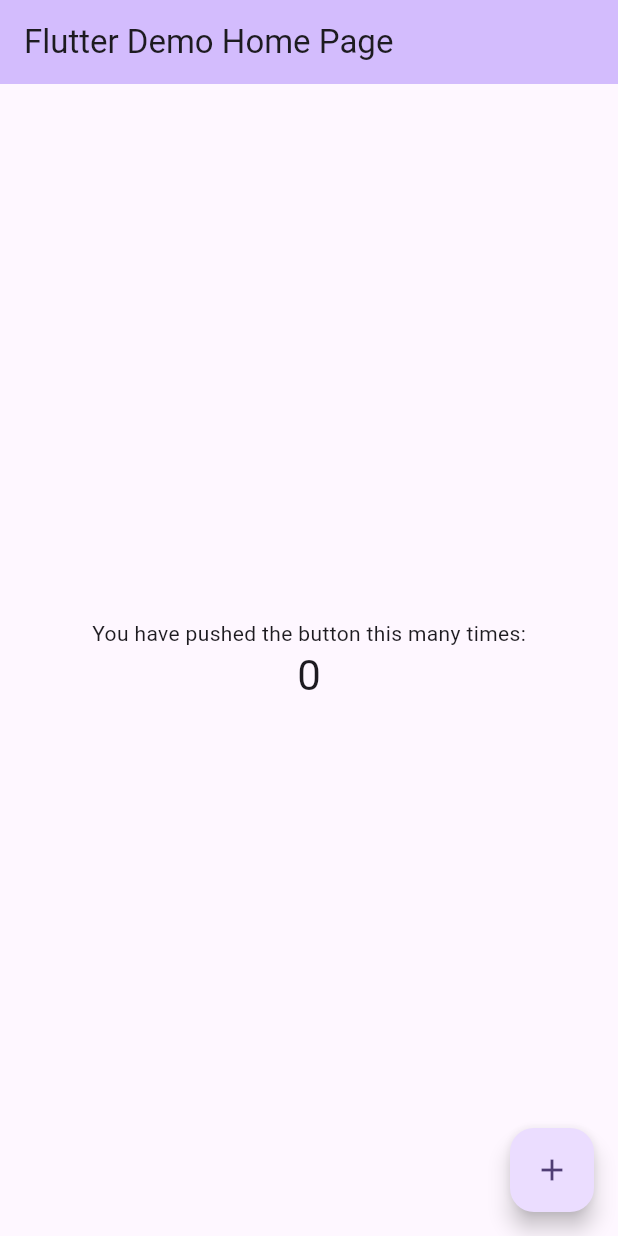
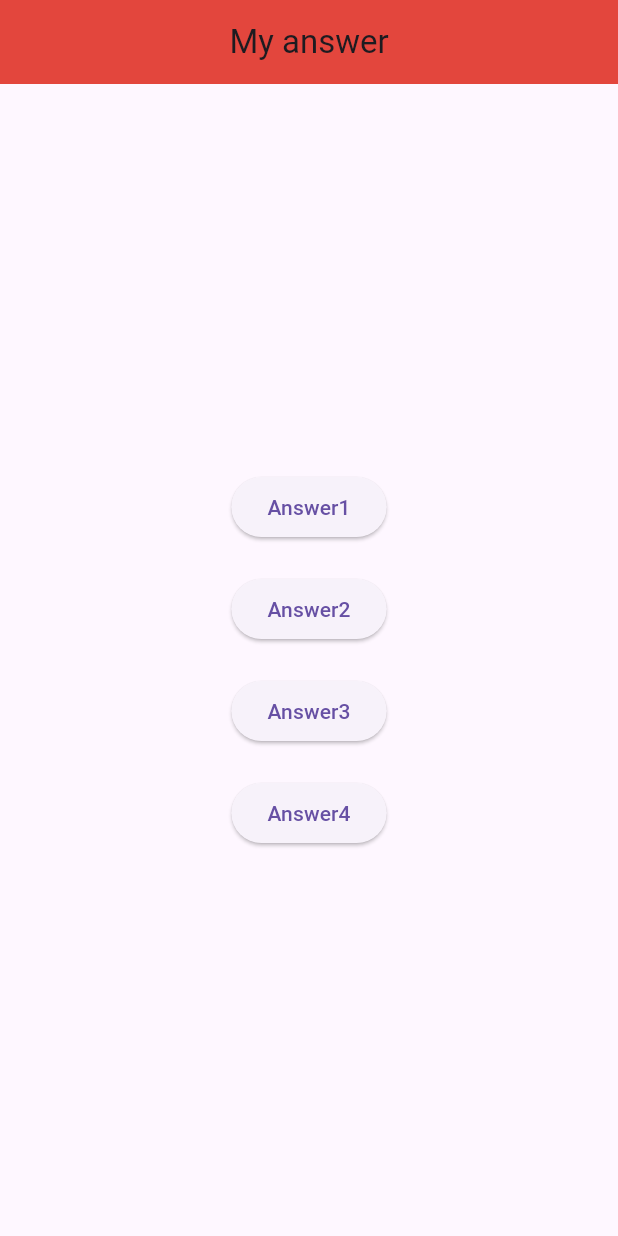
Before and after one commit to FlynnFewbtw/demoproject, a Flutter app: the screen it shows after launch, on a phone screen of 412 x 824 dp. Run offline on Flutter 3.47's test engine with Material 3 defaults, Android fonts, the phone set to English and light mode, and no system bars.

Commit message:
Weeklab3

```diff
--- a/lib/main.dart
+++ b/lib/main.dart
@@ -1,4 +1,5 @@
 import 'package:flutter/material.dart';
+import 'page_answer/answer_portal.dart';
 
 void main() {
   runApp(const MyApp());
@@ -6,120 +7,37 @@ void main() {
 
 class MyApp extends StatelessWidget {
   const MyApp({super.key});
-
-  // This widget is the root of your application.
   @override
   Widget build(BuildContext context) {
     return MaterialApp(
       title: 'Flutter Demo',
       theme: ThemeData(
-        // This is the theme of your application.
-        //
-        // TRY THIS: Try running your application with "flutter run". You'll see
-        // the application has a purple toolbar. Then, without quitting the app,
-        // try changing the seedColor in the colorScheme below to Colors.green
-        // and then invoke "hot reload" (save your changes or press the "hot
-        // reload" button in a Flutter-supported IDE, or press "r" if you used
-        // the command line to start the app).
-        //
-        // Notice that the counter didn't reset back to zero; the application
-        // state is not lost during the reload. To reset the state, use hot
-        // restart instead.
-        //
-        // This works for code too, not just values: Most code changes can be
-        // tested with just a hot reload.
-        colorScheme: ColorScheme.fromSeed(seedColor: Colors.deepPurple),
         useMaterial3: true,
       ),
-      home: const MyHomePage(title: 'Flutter Demo Home Page'),
+      home: const OptionAnswerPage(),
     );
   }
 }
 
-class MyHomePage extends StatefulWidget {
-  const MyHomePage({super.key, required this.title});
-
-  // This widget is the home page of your application. It is stateful, meaning
-  // that it has a State object (defined below) that contains fields that affect
-  // how it looks.
-
-  // This class is the configuration for the state. It holds the values (in this
-  // case the title) provided by the parent (in this case the App widget) and
-  // used by the build method of the State. Fields in a Widget subclass are
-  // always marked "final".
-
-  final String title;
-
+class GreetingWidget extends StatelessWidget {
+  final String name;
+  const GreetingWidget({super.key, required this.name});
   @override
-  State<MyHomePage> createState() => _MyHomePageState();
+  Widget build(BuildContext context) {
+    return Scaffold(
+        body: Center(
+            child: Text(
+      'Hello, $name',
+      style: const TextStyle(fontSize: 24),
+    )));
+  }
 }
 
-class _MyHomePageState extends State<MyHomePage> {
-  int _counter = 0;
-
-  void _incrementCounter() {
-    setState(() {
-      // This call to setState tells the Flutter framework that something has
-      // changed in this State, which causes it to rerun the build method below
-      // so that the display can reflect the updated values. If we changed
-      // _counter without calling setState(), then the build method would not be
-      // called again, and so nothing would appear to happen.
-      _counter++;
-    });
-  }
+class DemoPage extends StatelessWidget {
+  const DemoPage({super.key});
 
   @override
   Widget build(BuildContext context) {
-    // This method is rerun every time setState is called, for instance as done
-    // by the _incrementCounter method above.
-    //
-    // The Flutter framework has been optimized to make rerunning build methods
-    // fast, so that you can just rebuild anything that needs updating rather
-    // than having to individually change instances of widgets.
-    return Scaffold(
-      appBar: AppBar(
-        // TRY THIS: Try changing the color here to a specific color (to
-        // Colors.amber, perhaps?) and trigger a hot reload to see the AppBar
-        // change color while the other colors stay the same.
-        backgroundColor: Theme.of(context).colorScheme.inversePrimary,
-        // Here we take the value from the MyHomePage object that was created by
-        // the App.build method, and use it to set our appbar title.
-        title: Text(widget.title),
-      ),
-      body: Center(
-        // Center is a layout widget. It takes a single child and positions it
-        // in the middle of the parent.
-        child: Column(
-          // Column is also a layout widget. It takes a list of children and
-          // arranges them vertically. By default, it sizes itself to fit its
-          // children horizontally, and tries to be as tall as its parent.
-          //
-          // Column has various properties to control how it sizes itself and
-          // how it positions its children. Here we use mainAxisAlignment to
-          // center the children vertically; the main axis here is the vertical
-          // axis because Columns are vertical (the cross axis would be
-          // horizontal).
-          //
-          // TRY THIS: Invoke "debug painting" (choose the "Toggle Debug Paint"
-          // action in the IDE, or press "p" in the console), to see the
-          // wireframe for each widget.
-          mainAxisAlignment: MainAxisAlignment.center,
-          children: <Widget>[
-            const Text(
-              'You have pushed the button this many times:',
-            ),
-            Text(
-              '$_counter',
-              style: Theme.of(context).textTheme.headlineMedium,
-            ),
-          ],
-        ),
-      ),
-      floatingActionButton: FloatingActionButton(
-        onPressed: _incrementCounter,
-        tooltip: 'Increment',
-        child: const Icon(Icons.add),
-      ), // This trailing comma makes auto-formatting nicer for build methods.
-    );
+    return const Placeholder();
   }
 }
--- /dev/null
+++ b/lib/page_answer/answer_portal.dart
@@ -0,0 +1,64 @@
+import 'answer1.dart';
+import 'answer2.dart';
+import 'answer3.dart';
+import 'answer4.dart';
+import 'package:flutter/material.dart';
+
+class OptionAnswerPage extends StatelessWidget {
+  const OptionAnswerPage({super.key});
+  @override
+  Widget build(BuildContext context) {
+    return Scaffold(
+      appBar: AppBar(
+        title: const Text('My answer'),
+        backgroundColor: const Color.fromARGB(255, 227, 70, 61),
+        centerTitle: true,
+      ),
+      body: Center(
+        child: Column(mainAxisAlignment: MainAxisAlignment.center, children: [
+          ElevatedButton(
+            onPressed: () {
+              Navigator.push(
+                context,
+                MaterialPageRoute(
+                    builder: (context) => const GridLayoutExample()),
+              );
+            },
+            child: const Text('Answer1'),
+          ),
+          const SizedBox(height: 20),
+          ElevatedButton(
+            onPressed: () {
+              Navigator.push(
+                context,
+                MaterialPageRoute(
+                    builder: (context) => const SocialMediaPost()),
+              );
+            },
+            child: const Text('Answer2'),
+          ),
+          const SizedBox(height: 20),
+          ElevatedButton(
+            onPressed: () {
+              Navigator.push(
+                context,
+                MaterialPageRoute(builder: (context) => const ProductLayout()),
+              );
+            },
+            child: const Text('Answer3'),
+          ),
+          const SizedBox(height: 20),
+          ElevatedButton(
+            onPressed: () {
+              Navigator.push(
+                context,
+                MaterialPageRoute(builder: (context) => const ProfilePage()),
+              );
+            },
+            child: const Text('Answer4'),
+          ),
+        ]),
+      ),
+    );
+  }
+}
```
Also changed, not shown: lib/page_answer/answer1.dart (added, +66 -0 lines), lib/page_answer/answer2.dart (added, +77 -0 lines), lib/page_answer/answer3.dart (added, +106 -0 lines), lib/page_answer/answer4.dart (added, +161 -0 lines).
